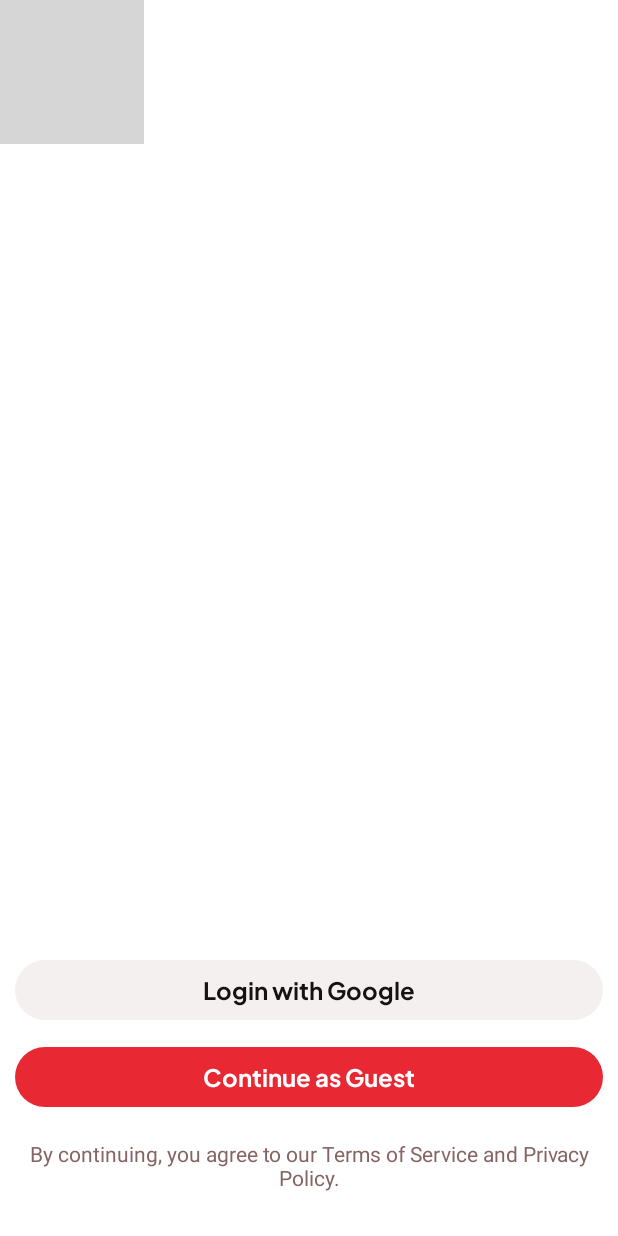
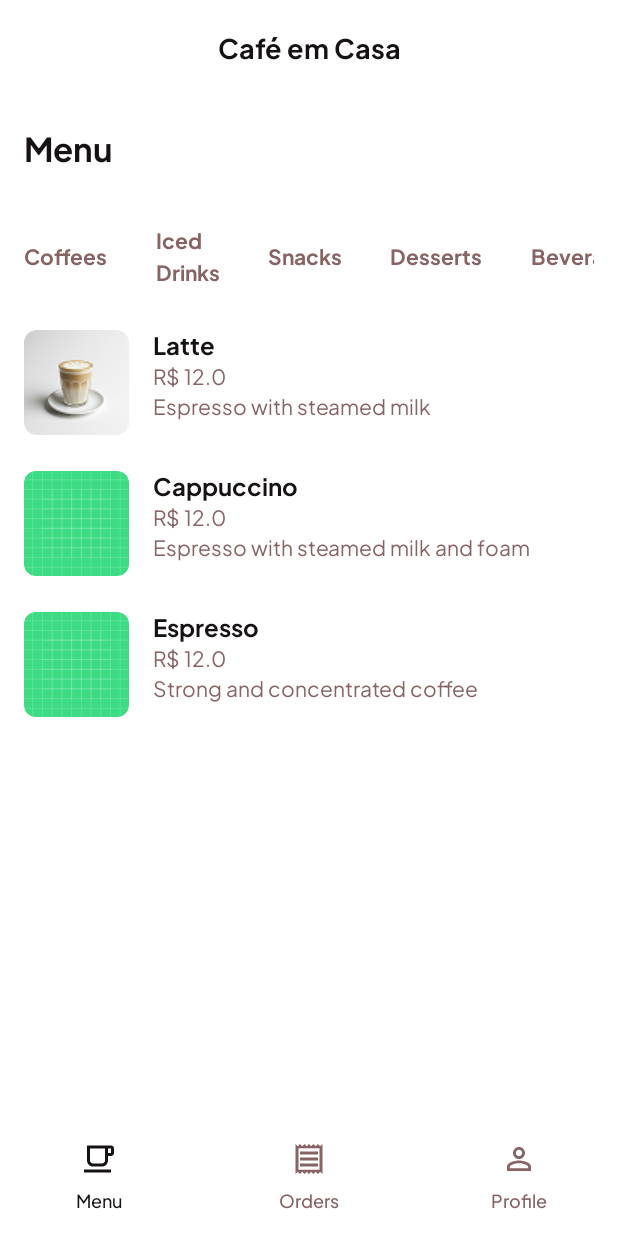
Before and after one commit to Lucaslpa/CafeEmCasa, an Android app built with Jetpack Compose: the screen it shows after launch (MainActivity), after a tap on "Login with Google", on a phone screen of 412 x 824 dp. Run offline under Robolectric (Android 15) with nearby library versions, the phone set to English and light mode, and no system bars; grey boxes are pictures that could not be loaded.

Commit message:
adicionando MenuScreen.kt

```diff
--- a/app/build.gradle.kts
+++ b/app/build.gradle.kts
@@ -40,7 +40,7 @@ android {
 }
 
 dependencies {
-
+    implementation(libs.androidx.navigation.compose)
     implementation(libs.androidx.core.ktx)
     implementation(libs.androidx.lifecycle.runtime.ktx)
     implementation(libs.androidx.activity.compose)
@@ -56,4 +56,5 @@ dependencies {
     androidTestImplementation(libs.androidx.ui.test.junit4)
     debugImplementation(libs.androidx.ui.tooling)
     debugImplementation(libs.androidx.ui.test.manifest)
+    implementation(libs.androidx.material.icons.extended)
 }
--- a/app/src/main/java/com/example/cafeemcasa/MainActivity.kt
+++ b/app/src/main/java/com/example/cafeemcasa/MainActivity.kt
@@ -4,14 +4,10 @@ import android.os.Bundle
 import androidx.activity.ComponentActivity
 import androidx.activity.compose.setContent
 import androidx.activity.enableEdgeToEdge
-import androidx.compose.foundation.layout.fillMaxSize
-import androidx.compose.foundation.layout.padding
-import androidx.compose.material3.Scaffold
-import androidx.compose.material3.Text
 import androidx.compose.runtime.Composable
-import androidx.compose.ui.Modifier
 import androidx.compose.ui.tooling.preview.Preview
-import com.example.cafeemcasa.screens.LoginScreen
+import com.example.cafeemcasa.router.AppRouter
+import com.example.cafeemcasa.screens.MenuScreen
 import com.example.cafeemcasa.ui.theme.CafeEmCasaTheme
 
 class MainActivity : ComponentActivity() {
@@ -20,7 +16,7 @@ class MainActivity : ComponentActivity() {
         enableEdgeToEdge()
         setContent {
             CafeEmCasaTheme {
-                LoginScreen()
+                AppRouter()
             }
         }
     }
@@ -31,6 +27,6 @@ class MainActivity : ComponentActivity() {
 @Composable
 fun GreetingPreview() {
     CafeEmCasaTheme {
-        LoginScreen()
+        MenuScreen()
     }
 }
--- /dev/null
+++ b/app/src/main/java/com/example/cafeemcasa/components/AppBottomBar.kt
@@ -0,0 +1,76 @@
+package com.example.cafeemcasa.components
+
+import androidx.compose.foundation.layout.size
+import androidx.compose.material.icons.Icons
+import androidx.compose.material3.Icon
+import androidx.compose.material3.NavigationBar
+import androidx.compose.runtime.Composable
+import androidx.compose.ui.tooling.preview.Preview
+import androidx.compose.material.icons.outlined.LocalCafe
+import androidx.compose.material.icons.outlined.PersonOutline
+import androidx.compose.material.icons.outlined.Receipt
+import androidx.compose.material3.MaterialTheme
+import androidx.compose.material3.Text
+import androidx.compose.ui.Modifier
+import androidx.compose.ui.unit.dp
+import androidx.compose.material3.NavigationBarItemDefaults
+import androidx.compose.material3.NavigationBarItem
+import androidx.navigation.NavController
+import androidx.navigation.compose.currentBackStackEntryAsState
+import com.example.cafeemcasa.ui.theme.CafeEmCasaTheme
+import androidx.compose.runtime.getValue
+import androidx.navigation.compose.rememberNavController
+
+
+@Composable
+fun AppBottomBar(navController: NavController) {
+    val navBackStackEntry by navController.currentBackStackEntryAsState()
+    val currentRoute = navBackStackEntry?.destination?.route
+
+    val itemColors = NavigationBarItemDefaults.colors(
+        selectedIconColor = MaterialTheme.colorScheme.onBackground,
+        selectedTextColor = MaterialTheme.colorScheme.onBackground,
+        unselectedIconColor = MaterialTheme.colorScheme.tertiary,
+        unselectedTextColor = MaterialTheme.colorScheme.tertiary,
+        indicatorColor = MaterialTheme.colorScheme.background
+    )
+
+    NavigationBar(
+        containerColor = MaterialTheme.colorScheme.background,
+    ) {
+
+        NavigationBarItem(
+            selected = currentRoute == "menu",
+            onClick = { navController.navigate("menu") },
+            colors = itemColors,
+            label = { Text("Menu", style = MaterialTheme.typography.labelSmall) },
+            icon = { Icon(Icons.Outlined.LocalCafe, contentDescription = "Menu", modifier = Modifier.size(24.dp)) }
+        )
+
+        NavigationBarItem(
+            selected = currentRoute == "orders",
+            onClick = { navController.navigate("orders") },
+            colors = itemColors,
+            label = { Text("Orders", style = MaterialTheme.typography.labelSmall) },
+            icon = { Icon(Icons.Outlined.Receipt, contentDescription = "Pedidos", modifier = Modifier.size(24.dp)) }
+        )
+
+        NavigationBarItem(
+            selected = currentRoute == "profile",
+            onClick = { navController.navigate("profile") },
+            colors = itemColors,
+            label = { Text("Profile", style = MaterialTheme.typography.labelSmall) },
+            icon = { Icon(Icons.Outlined.PersonOutline, contentDescription = "Perfil", modifier = Modifier.size(24.dp)) }
+        )
+    }
+}
+
+
+@Preview
+@Composable
+fun AppBottomBarPreview() {
+    val navController = rememberNavController()
+    CafeEmCasaTheme {
+        AppBottomBar(navController)
+    }
+}
--- a/app/src/main/java/com/example/cafeemcasa/components/AppButtom.kt
+++ b/app/src/main/java/com/example/cafeemcasa/components/AppButtom.kt
@@ -1,6 +1,7 @@
 package com.example.cafeemcasa.components
 
 import androidx.compose.foundation.layout.fillMaxWidth
+import androidx.compose.foundation.layout.height
 import androidx.compose.material3.Button
 import androidx.compose.material3.ButtonDefaults
 import androidx.compose.material3.MaterialTheme
@@ -8,6 +9,7 @@ import androidx.compose.material3.Text
 import androidx.compose.runtime.Composable
 import androidx.compose.ui.Modifier
 import androidx.compose.ui.tooling.preview.Preview
+import androidx.compose.ui.unit.dp
 import com.example.cafeemcasa.ui.theme.CafeEmCasaTheme
 
 
@@ -43,7 +45,7 @@ fun AppButton(text: String, onClick: () -> Unit, type: AppButtonType = AppButton
         colors =  ButtonDefaults.buttonColors(
             containerColor = backgroundColor,
         ),
-        modifier = buttonModifier
+        modifier = buttonModifier.height(48.dp)
     ) {
         Text(text, style = MaterialTheme.typography.titleMedium.copy(color = textColor))
     }
--- /dev/null
+++ b/app/src/main/java/com/example/cafeemcasa/components/AppHeader.kt
@@ -0,0 +1,42 @@
+package com.example.cafeemcasa.components
+
+import androidx.compose.material.icons.Icons
+import androidx.compose.material.icons.automirrored.filled.ArrowBack
+import androidx.compose.material3.CenterAlignedTopAppBar
+import androidx.compose.material3.ExperimentalMaterial3Api
+import androidx.compose.material3.Icon
+import androidx.compose.material3.IconButton
+import androidx.compose.material3.MaterialTheme
+import androidx.compose.material3.Text
+import androidx.compose.material3.TopAppBarDefaults
+import androidx.compose.runtime.Composable
+import androidx.compose.ui.tooling.preview.Preview
+import androidx.compose.ui.unit.sp
+
+@OptIn(ExperimentalMaterial3Api::class)
+@Composable
+fun AppHeader(text: String, goBack: (() -> Unit)? = null) {
+
+    CenterAlignedTopAppBar(
+           title = {  Text(text, style = MaterialTheme.typography.titleLarge.copy(fontSize = 18.sp), color = MaterialTheme.colorScheme.onBackground, ) },
+           navigationIcon = {
+               if(goBack != null) {
+                   IconButton(onClick = goBack) {
+                       Icon(Icons.AutoMirrored.Filled.ArrowBack, contentDescription = "Voltar")
+                   }
+               }
+           },
+         colors = TopAppBarDefaults.centerAlignedTopAppBarColors(
+             containerColor = MaterialTheme.colorScheme.background,
+             titleContentColor = MaterialTheme.colorScheme.onBackground,
+             navigationIconContentColor = MaterialTheme.colorScheme.onBackground
+         )
+       )
+}
+
+
+@Preview(backgroundColor = 16777215, showBackground = true)
+@Composable
+fun AppHeaderPreview() {
+    AppHeader("TESTES TESTE")
+}
--- /dev/null
+++ b/app/src/main/java/com/example/cafeemcasa/components/AppWrapper.kt
@@ -0,0 +1,27 @@
+package com.example.cafeemcasa.components
+
+import androidx.compose.foundation.background
+import androidx.compose.foundation.layout.Column
+import androidx.compose.foundation.layout.padding
+import androidx.compose.material3.Scaffold
+import androidx.compose.runtime.Composable
+import androidx.compose.ui.Modifier
+import androidx.compose.ui.graphics.Color
+import androidx.compose.ui.unit.dp
+import androidx.navigation.NavHostController
+
+@Composable
+fun AppWrapper(title: String, navController: NavHostController, content: @Composable () -> Unit) {
+    Scaffold(
+        bottomBar = {
+            AppBottomBar(navController)
+        },
+        topBar = {
+            AppHeader(title)
+        }
+    ) { innerPadding ->
+        Column(modifier = Modifier.background(Color.White).padding(top = innerPadding.calculateTopPadding()).padding(horizontal = 16.dp)) {
+            content()
+        }
+    }
+}
--- /dev/null
+++ b/app/src/main/java/com/example/cafeemcasa/data/Products.kt
@@ -0,0 +1,11 @@
+package com.example.cafeemcasa.data
+
+import com.example.cafeemcasa.R
+import com.example.cafeemcasa.models.Product
+
+
+val products = arrayOf<Product>(
+    Product(title = "Latte", currency = "R$", value = 12.00, shortDescription = "Espresso with steamed milk", image = R.drawable.latte),
+    Product(title = "Cappuccino", currency = "R$", value = 12.00, shortDescription = "Espresso with steamed milk and foam"),
+    Product(title = "Espresso", currency = "R$", value = 12.00, shortDescription = "Strong and concentrated coffee")
+)
--- /dev/null
+++ b/app/src/main/java/com/example/cafeemcasa/models/Product.kt
@@ -0,0 +1,11 @@
+package com.example.cafeemcasa.models
+
+import androidx.annotation.DrawableRes
+
+class Product (
+     val title: String,
+     @DrawableRes val image: Int? = null,
+     val currency: String,
+     val value: Double ,
+     val shortDescription: String,
+)
--- /dev/null
+++ b/app/src/main/java/com/example/cafeemcasa/router/AppRouter.kt
@@ -0,0 +1,30 @@
+package com.example.cafeemcasa.router
+import androidx.compose.runtime.Composable
+import androidx.compose.ui.tooling.preview.Preview
+import androidx.navigation.compose.NavHost
+import androidx.navigation.compose.composable
+import androidx.navigation.compose.rememberNavController
+import com.example.cafeemcasa.screens.LoginScreen
+import com.example.cafeemcasa.screens.MainAppScreen
+
+
+@Preview
+@Composable
+fun AppRouter() {
+
+    val appNavController = rememberNavController()
+
+    NavHost(navController = appNavController, startDestination = "login") {
+        composable("login") {
+            LoginScreen(onSuccessfulLogin = {
+                appNavController.navigate("main") {
+                    popUpTo("login") { inclusive = true }
+                }
+            })
+        }
+
+        composable("main") {
+            MainAppScreen()
+        }
+    }
+}
--- a/app/src/main/java/com/example/cafeemcasa/screens/LoginScreen.kt
+++ b/app/src/main/java/com/example/cafeemcasa/screens/LoginScreen.kt
@@ -2,16 +2,13 @@ package com.example.cafeemcasa.screens
 
 import androidx.compose.foundation.Image
 import androidx.compose.foundation.background
-import androidx.compose.foundation.layout.Box
 import androidx.compose.foundation.layout.Column
 import androidx.compose.foundation.layout.Spacer
-import androidx.compose.foundation.layout.fillMaxHeight
 import androidx.compose.foundation.layout.height
 import androidx.compose.foundation.layout.padding
 import androidx.compose.material3.MaterialTheme
 import androidx.compose.material3.Text
 import androidx.compose.runtime.Composable
-import androidx.compose.ui.Alignment
 import androidx.compose.ui.Modifier
 import androidx.compose.ui.graphics.Color
 import androidx.compose.ui.res.painterResource
@@ -24,19 +21,25 @@ import com.example.cafeemcasa.components.AppButton
 import com.example.cafeemcasa.components.AppButtonType
 
 
-@Preview
+
 @Composable
- fun LoginScreen() {
+ fun LoginScreen(onSuccessfulLogin: () -> Unit) {
  Column(modifier =  Modifier.background(Color.White)) {
   Image(painter =  painterResource(id = R.drawable.logo_home), contentDescription = "Logo")
   Spacer(modifier = Modifier.weight(1f))
   Column (modifier = Modifier.padding(10.dp)) {
-   AppButton("Login with Google", onClick = {},  type = AppButtonType.Secondary)
+   AppButton("Login with Google", onClick = onSuccessfulLogin,  type = AppButtonType.Secondary)
    Spacer(modifier = Modifier.height(10.dp))
-   AppButton("Continue as Guest", onClick = {},  type = AppButtonType.Primary)
+   AppButton("Continue as Guest", onClick = onSuccessfulLogin,  type = AppButtonType.Primary)
    Spacer(modifier = Modifier.height(20.dp))
    Text("By continuing, you agree to our Terms of Service and Privacy Policy.", style = TextStyle(color = MaterialTheme.colorScheme.tertiary, textAlign = TextAlign.Center))
    Spacer(modifier = Modifier.height(20.dp))
   }
  }
  }
+
+@Preview
+@Composable
+fun LoginScreenPreview() {
+    LoginScreen(onSuccessfulLogin = {})
+}
--- /dev/null
+++ b/app/src/main/java/com/example/cafeemcasa/screens/MainAppScreen.kt
@@ -0,0 +1,40 @@
+package com.example.cafeemcasa.screens
+
+import androidx.compose.runtime.Composable
+import androidx.compose.runtime.getValue
+import androidx.compose.runtime.mutableStateOf
+import androidx.compose.runtime.remember
+import androidx.compose.runtime.setValue
+import androidx.navigation.compose.NavHost
+import androidx.navigation.compose.composable
+import androidx.navigation.compose.currentBackStackEntryAsState
+import androidx.navigation.compose.rememberNavController
+import com.example.cafeemcasa.components.AppWrapper
+
+@Composable
+fun MainAppScreen() {
+    val contentNavController = rememberNavController()
+    var currentTitle by remember { mutableStateOf("") }
+    val navBackStackEntry by contentNavController.currentBackStackEntryAsState()
+    val currentRoute = navBackStackEntry?.destination?.route
+
+    currentTitle = when (currentRoute) {
+        "orders" -> "Your Order"
+        "profile" -> "Account"
+        else -> "Café em Casa"
+    }
+
+    AppWrapper(title = currentTitle, navController = contentNavController) {
+        NavHost(
+            navController = contentNavController,
+            startDestination = "menu",
+        ) {
+            composable("menu") {
+                MenuScreen()
+            }
+            composable("profile") {
+                // ProfileScreen()
+            }
+        }
+    }
+}
--- /dev/null
+++ b/app/src/main/java/com/example/cafeemcasa/screens/MenuScreen.kt
@@ -0,0 +1,93 @@
+package com.example.cafeemcasa.screens
+
+import androidx.compose.foundation.Image
+import androidx.compose.foundation.layout.Arrangement
+import androidx.compose.foundation.layout.Box
+import androidx.compose.foundation.layout.Column
+import androidx.compose.foundation.layout.Row
+import androidx.compose.foundation.layout.Spacer
+import androidx.compose.foundation.layout.fillMaxWidth
+import androidx.compose.foundation.layout.height
+import androidx.compose.foundation.layout.padding
+import androidx.compose.foundation.layout.width
+import androidx.compose.foundation.lazy.LazyColumn
+import androidx.compose.foundation.lazy.LazyRow
+import androidx.compose.foundation.shape.RoundedCornerShape
+import androidx.compose.material3.MaterialTheme
+import androidx.compose.material3.Text
+import androidx.compose.runtime.Composable
+import androidx.compose.ui.Alignment
+import androidx.compose.ui.Modifier
+import androidx.compose.ui.draw.clip
+import androidx.compose.ui.res.painterResource
+import androidx.compose.ui.tooling.preview.Preview
+import androidx.compose.ui.unit.dp
+import com.example.cafeemcasa.R
+import com.example.cafeemcasa.data.products
+import com.example.cafeemcasa.models.Product
+import com.example.cafeemcasa.ui.theme.CafeEmCasaTheme
+import androidx.compose.foundation.lazy.items
+
+@Composable
+fun MenuScreen() {
+    val  categories = arrayOf("Coffees", "Iced\n" + "Drinks", "Snacks", "Desserts", "Beverages")
+
+    Column {
+          Box(modifier = Modifier.height(70.dp).fillMaxWidth(), contentAlignment = Alignment.CenterStart) {
+              Text(
+                  "Menu",
+                  style = MaterialTheme.typography.titleLarge,
+              )
+          }
+          LazyRow(
+              horizontalArrangement = Arrangement.spacedBy(32.dp),
+              modifier = Modifier.fillMaxWidth()
+          ) {
+              categories.forEach {
+                  item {
+                      ProductCategory(it, false)
+                  }
+              }
+          }
+          LazyColumn {
+              items(products) {
+                      product -> ProductCard(product)
+              }
+          }
+      }
+}
+
+
+@Composable
+fun ProductCategory(title: String, isSelected: Boolean = false) {
+ Box(
+     modifier = Modifier.height(74.dp),
+     contentAlignment = Alignment.Center
+ ) {
+     Text(title, style = MaterialTheme.typography.titleSmall, color = if (isSelected) MaterialTheme.colorScheme.onBackground else MaterialTheme.colorScheme.tertiary)
+ }
+}
+
+@Composable
+fun ProductCard(product: Product) {
+    Row(modifier = Modifier.padding(vertical = 12.dp)) {
+        Image(painter = painterResource(id = product.image ?: R.drawable.ic_launcher_background), contentDescription = product.title, modifier = Modifier.height(70.dp).width(70.dp).clip(RoundedCornerShape(8.dp)) )
+        Spacer(modifier = Modifier.width(16.dp))
+        Column {
+                Text( product.title, style = MaterialTheme.typography.titleMedium)
+                Spacer(modifier = Modifier.height(2.dp))
+                Text("${product.currency} ${product.value}", style = MaterialTheme.typography.displayMedium, color = MaterialTheme.colorScheme.tertiary)
+                Spacer(modifier = Modifier.height(2.dp))
+                Text(product.shortDescription, style = MaterialTheme.typography.displayMedium , color = MaterialTheme.colorScheme.tertiary)
+            }
+    }
+}
+
+
+@Preview
+@Composable
+fun MenuScreenPreview() {
+    CafeEmCasaTheme {
+        MenuScreen()
+    }
+}
--- a/app/src/main/java/com/example/cafeemcasa/ui/theme/Theme.kt
+++ b/app/src/main/java/com/example/cafeemcasa/ui/theme/Theme.kt
@@ -24,7 +24,9 @@ private val LightColorScheme = lightColorScheme(
     onPrimary = White,
     secondary = White10,
     onSecondary = Black,
-    tertiary = LightBrown
+    tertiary = LightBrown,
+    onBackground = Black,
+    background = White
 )
 
 @Composable
--- a/app/src/main/java/com/example/cafeemcasa/ui/theme/Type.kt
+++ b/app/src/main/java/com/example/cafeemcasa/ui/theme/Type.kt
@@ -38,6 +38,11 @@ val Typography = Typography(
         lineHeight = 21.sp,
         letterSpacing = 0.sp
     ),
+    displayMedium = TextStyle(
+        fontFamily = PlusJakartaSans,
+        fontWeight = FontWeight.Normal,
+        fontSize = 14.sp,
+        lineHeight = 21.sp,),
     bodyLarge = TextStyle(
         fontFamily = PlusJakartaSans,
         fontWeight = FontWeight.Medium,
--- a/gradle/libs.versions.toml
+++ b/gradle/libs.versions.toml
@@ -8,9 +8,13 @@ espressoCore = "3.6.1"
 lifecycleRuntimeKtx = "2.9.1"
 activityCompose = "1.10.1"
 composeBom = "2024.09.00"
+navigationCompose = "2.9.0"
 
 [libraries]
 androidx-core-ktx = { group = "androidx.core", name = "core-ktx", version.ref = "coreKtx" }
+androidx-material-icons-extended = { module = "androidx.compose.material:material-icons-extended" }
+androidx-material3-extended = { module = "androidx.compose.material3:material3-extended" }
+androidx-navigation-compose = { module = "androidx.navigation:navigation-compose", version.ref = "navigationCompose" }
 junit = { group = "junit", name = "junit", version.ref = "junit" }
 androidx-junit = { group = "androidx.test.ext", name = "junit", version.ref = "junitVersion" }
 androidx-espresso-core = { group = "androidx.test.espresso", name = "espresso-core", version.ref = "espressoCore" }
```
Also changed, not shown: app/src/main/res/drawable/latte.png (added).
